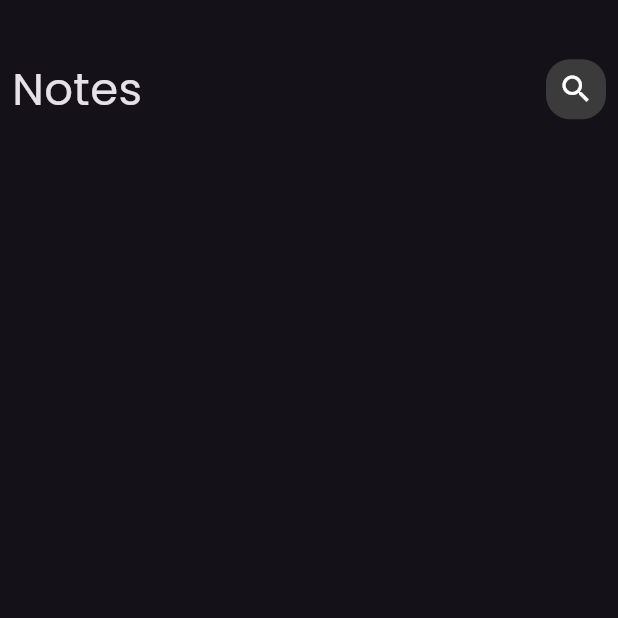
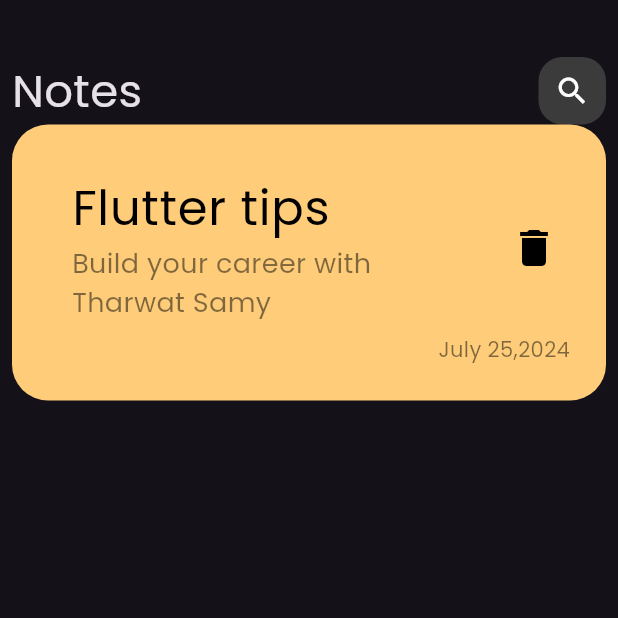
Before and after one commit to ahmedgamalz/notes-app, a Flutter app: the screen it shows after launch, on a phone screen of 412 x 824 dp, the top half of it. Run offline on Flutter 3.47's test engine with Material 3 defaults, Android fonts, the phone set to English and light mode, and no system bars.

Commit message:
create notes item

```diff
--- a/lib/main.dart
+++ b/lib/main.dart
@@ -12,7 +12,7 @@ class NotesApp extends StatelessWidget {
   Widget build(BuildContext context) {
     return MaterialApp(
       debugShowCheckedModeBanner: false,
-      theme: ThemeData(brightness: Brightness.dark, fontFamily: 'Poppins'),
+      theme: ThemeData(brightness: Brightness.dark, fontFamily: "Poppins"),
       home: NotesView(),
     );
   }
--- a/lib/views/widgets/custom_search_icon.dart
+++ b/lib/views/widgets/custom_search_icon.dart
@@ -6,8 +6,8 @@ class CustomSearchIcon extends StatelessWidget {
   @override
   Widget build(BuildContext context) {
     return Container(
-      height: 40,
-      width: 40,
+      height: 45,
+      width: 45,
       decoration: BoxDecoration(
           color: Color(0xff3B3B3B), borderRadius: BorderRadius.circular(16)),
       child: Center(child: Icon(Icons.search)),
--- /dev/null
+++ b/lib/views/widgets/notes_item.dart
@@ -0,0 +1,45 @@
+import 'package:flutter/material.dart';
+
+class NotesItem extends StatelessWidget {
+  const NotesItem({super.key});
+
+  @override
+  Widget build(BuildContext context) {
+    return Container(
+      padding: EdgeInsets.only(top: 24, left: 24, bottom: 24),
+      decoration: BoxDecoration(
+          color: Color(0xffFFCD79), borderRadius: BorderRadius.circular(24)),
+      child: Column(
+        crossAxisAlignment: CrossAxisAlignment.end,
+        children: [
+          ListTile(
+            title: const Text(
+              'Flutter tips',
+              style: TextStyle(color: Colors.black, fontSize: 32),
+            ),
+            subtitle: Text(
+              'Build your career with Tharwat Samy',
+              style:
+                  TextStyle(color: Colors.black.withOpacity(0.5), fontSize: 18),
+            ),
+            trailing: IconButton(
+              onPressed: () {},
+              icon: Icon(
+                Icons.delete,
+                color: Colors.black,
+                size: 32,
+              ),
+            ),
+          ),
+          Padding(
+            padding: const EdgeInsets.only(right: 24),
+            child: Text(
+              'July 25,2024',
+              style: TextStyle(color: Colors.black.withOpacity(0.5)),
+            ),
+          )
+        ],
+      ),
+    );
+  }
+}
--- a/lib/views/widgets/notes_view_body.dart
+++ b/lib/views/widgets/notes_view_body.dart
@@ -1,5 +1,6 @@
 import 'package:flutter/material.dart';
 import 'package:notes_app/views/widgets/custom_appBar.dart';
+import 'package:notes_app/views/widgets/notes_item.dart';
 
 class NotesViewBody extends StatelessWidget {
   const NotesViewBody({super.key});
@@ -13,7 +14,8 @@ class NotesViewBody extends StatelessWidget {
           SizedBox(
             height: 30,
           ),
-          CustomAppBar()
+          CustomAppBar(),
+          NotesItem(),
         ],
       ),
     );
--- a/pubspec.yaml
+++ b/pubspec.yaml
@@ -77,7 +77,7 @@ flutter:
   fonts:
     - family: Poppins
       fonts:
-        - asset: fonts/Poppins-Regular.ttf
+        - asset: assets/fonts/Poppins-Regular.ttf
   #       - asset: fonts/Schyler-Italic.ttf
   #         style: italic
   #   - family: Trajan Pro
```
